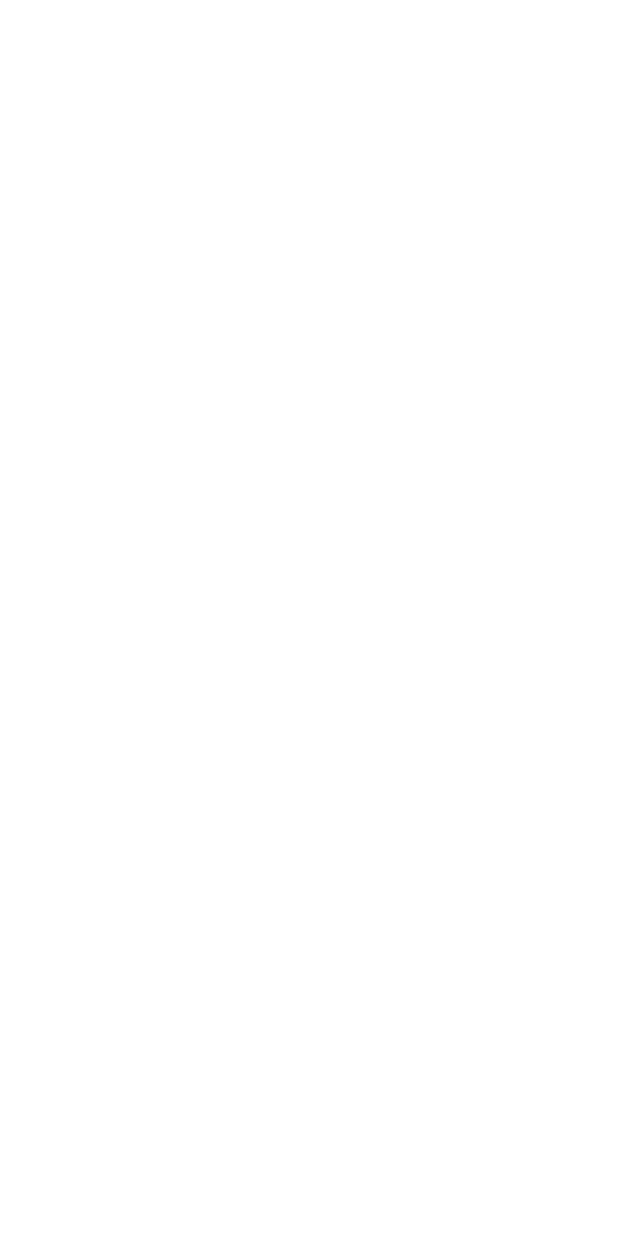
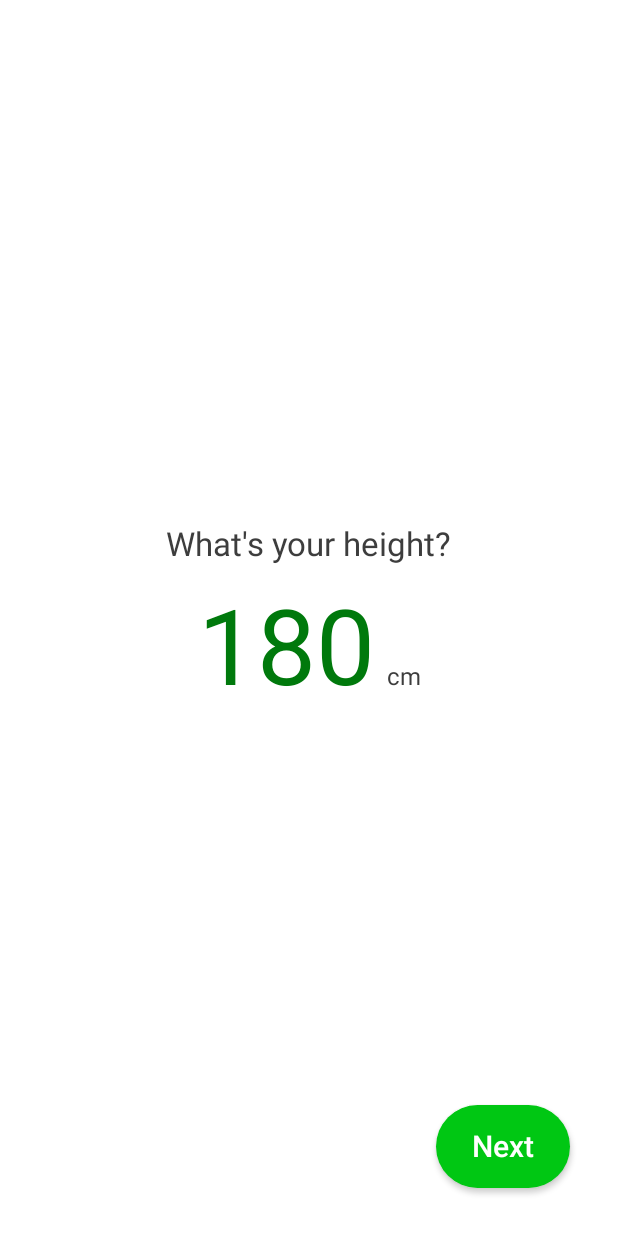
Before and after one commit to fkanellos/CalorieTracker, an Android app built with Jetpack Compose: the HeightScreen screen opened through its navigation route, on a phone screen of 412 x 824 dp. Before the commit the screen is empty. Run offline under Robolectric (Android 15) with nearby library versions, the phone set to English and light mode, and no system bars; our stand-ins replace Dagger/Hilt's generated code.

Commit message:
add weight and height screen

```diff
--- a/app/src/main/java/com/example/calorietrackerapp/MainActivity.kt
+++ b/app/src/main/java/com/example/calorietrackerapp/MainActivity.kt
@@ -15,6 +15,8 @@ import com.example.calorietrackerapp.ui.theme.CalorieTrackerAppTheme
 import com.example.core.navigation.Route
 import com.example.onboarding_presentation.age.AgeScreen
 import com.example.onboarding_presentation.gender.GenderScreen
+import com.example.onboarding_presentation.height.HeightScreen
+import com.example.onboarding_presentation.weight.WeightScreen
 import com.example.onboarding_presentation.welcome.WelcomeScreen
 import dagger.hilt.android.AndroidEntryPoint
 
@@ -49,9 +51,11 @@ class MainActivity : ComponentActivity() {
                             GenderScreen(onNavigate = navController::navigate)
                         }
                         composable(Route.HEIGHT) {
+                            HeightScreen(scaffoldState = scaffoldState, onNavigate = navController::navigate)
 
                         }
                         composable(Route.WEIGHT) {
+                            WeightScreen(scaffoldState = scaffoldState, onNavigate = navController::navigate)
 
                         }
                         composable(Route.NUTRIENT_GOAL) {
--- /dev/null
+++ b/onBoarding/onBoarding_presentation/src/main/java/com/example/onboarding_presentation/height/HeightScreen.kt
@@ -0,0 +1,80 @@
+package com.example.onboarding_presentation.height
+
+import androidx.compose.foundation.layout.Arrangement
+import androidx.compose.foundation.layout.Box
+import androidx.compose.foundation.layout.Column
+import androidx.compose.foundation.layout.Spacer
+import androidx.compose.foundation.layout.fillMaxSize
+import androidx.compose.foundation.layout.height
+import androidx.compose.foundation.layout.padding
+import androidx.compose.material.MaterialTheme
+import androidx.compose.material.ScaffoldState
+import androidx.compose.material.Text
+import androidx.compose.runtime.Composable
+import androidx.compose.runtime.LaunchedEffect
+import androidx.compose.ui.Alignment
+import androidx.compose.ui.Modifier
+import androidx.compose.ui.platform.LocalContext
+import androidx.compose.ui.res.stringResource
+import androidx.hilt.navigation.compose.hiltViewModel
+import com.example.core.R
+import com.example.core.util.UiEvent
+import com.example.core_ui.LocalSpacing
+import com.example.onboarding_presentation.componets.ActionButton
+import com.example.onboarding_presentation.componets.UnitTextField
+
+@Composable
+fun HeightScreen(
+    scaffoldState: ScaffoldState,
+    onNavigate: (UiEvent.Navigate) -> Unit,
+    viewModel: HeightViewModel = hiltViewModel()
+){
+    val spacing = LocalSpacing.current
+    val context = LocalContext.current
+    LaunchedEffect(key1 = true) {
+        viewModel.uiEvent.collect { event ->
+            when (event) {
+                is UiEvent.Navigate -> onNavigate(event)
+                is UiEvent.ShowSnackbar -> {
+                    scaffoldState.snackbarHostState.showSnackbar(
+                        message = event.message.asString(context)
+                    )
+                }
+                else -> Unit
+            }
+
+        }
+    }
+    Box(
+        modifier = Modifier
+            .fillMaxSize()
+            .padding(spacing.spaceLarge)
+    ) {
+        Column(
+            modifier = Modifier.fillMaxSize(),
+            verticalArrangement = Arrangement.Center,
+            horizontalAlignment = Alignment.CenterHorizontally
+        ) {
+            Text(
+                text = stringResource(id = R.string.whats_your_height),
+                style = MaterialTheme.typography.h3
+            )
+            Spacer(modifier = Modifier.height(spacing.spaceMedium))
+
+            UnitTextField(
+                value = viewModel.height,
+                onValueChange = viewModel::onHeightEnter,
+                unit = stringResource(id = R.string.cm)
+            )
+
+
+        }
+        ActionButton(
+            text = stringResource(id = R.string.next),
+            onClick = viewModel::onNextClick,
+            modifier = Modifier.align(Alignment.BottomEnd)
+        )
+
+    }
+
+}
--- /dev/null
+++ b/onBoarding/onBoarding_presentation/src/main/java/com/example/onboarding_presentation/height/HeightViewModel.kt
@@ -0,0 +1,52 @@
+package com.example.onboarding_presentation.height
+
+import androidx.compose.runtime.getValue
+import androidx.compose.runtime.mutableStateOf
+import androidx.compose.runtime.setValue
+import androidx.lifecycle.ViewModel
+import androidx.lifecycle.viewModelScope
+import com.example.core.domain.preferences.Preferences
+import com.example.core.domain.use_case.FilterOutDigits
+import com.example.core.navigation.Route
+import com.example.core.util.UiEvent
+import com.example.core.util.UiText
+import dagger.hilt.android.lifecycle.HiltViewModel
+import kotlinx.coroutines.channels.Channel
+import kotlinx.coroutines.flow.receiveAsFlow
+import kotlinx.coroutines.launch
+import javax.inject.Inject
+
+@HiltViewModel
+class HeightViewModel @Inject constructor(
+    private val preferences: Preferences,
+    private val filterOutDigits: FilterOutDigits
+): ViewModel() {
+    var height by mutableStateOf("180")
+        private set
+
+    private val _uiEvent = Channel<UiEvent>()
+    val uiEvent = _uiEvent.receiveAsFlow()
+
+    fun onHeightEnter(height: String) {
+        if (height.length <= 3) {
+            this.height = filterOutDigits(height)
+        }
+    }
+
+    fun onNextClick() {
+        viewModelScope.launch {
+            val heightNumber = height.toIntOrNull() ?: kotlin.run {
+                _uiEvent.send(
+                    UiEvent.ShowSnackbar(
+                        UiText.StringResource(com.example.core.R.string.error_height_cant_be_empty)
+                    )
+                )
+                return@launch
+            }
+            preferences.saveHeight(heightNumber)
+            _uiEvent.send(UiEvent.Navigate(Route.WEIGHT))
+        }
+    }
+
+
+}
```
Also changed, not shown: onBoarding/onBoarding_presentation/src/main/java/com/example/onboarding_presentation/weight/WeightScreen.kt (added, +80 -0 lines), onBoarding/onBoarding_presentation/src/main/java/com/example/onboarding_presentation/weight/WeightViewModel.kt (added, +50 -0 lines).
